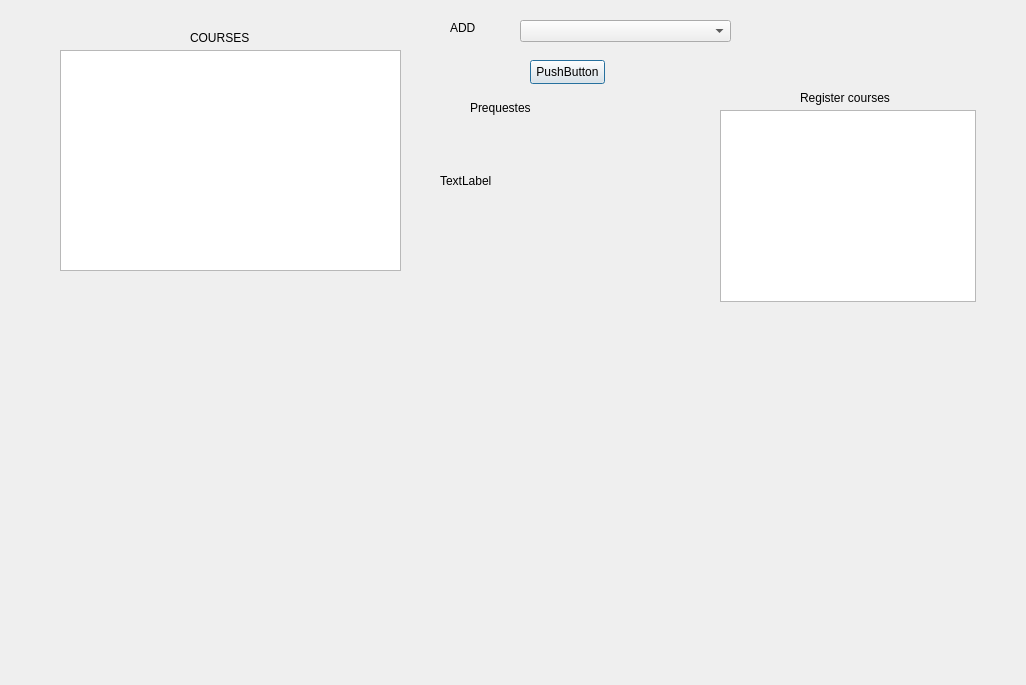
Qt form student_course_registration.ui (IOI-dot/UCMS) before a commit.
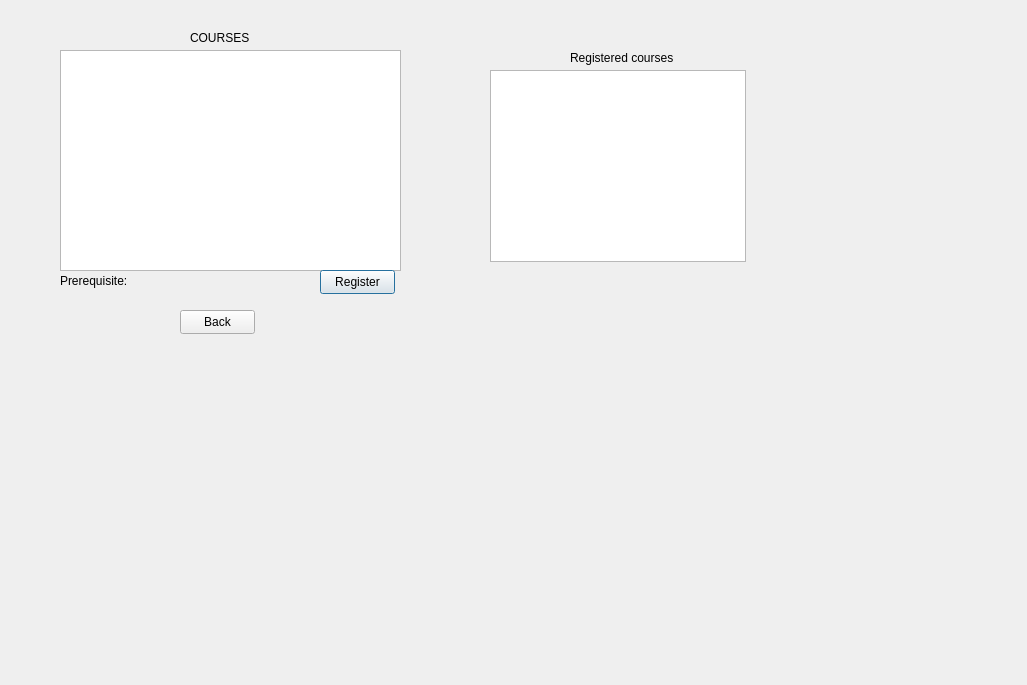
The same form after that commit.

```diff
--- a/student_course_registration.ui
+++ b/student_course_registration.ui
@@ -6,7 +6,7 @@
    <rect>
     <x>0</x>
     <y>0</y>
-    <width>1026</width>
+    <width>1027</width>
     <height>685</height>
    </rect>
   </property>
@@ -23,27 +23,17 @@
     </rect>
    </property>
   </widget>
-  <widget class="QComboBox" name="combo">
+  <widget class="QPushButton" name="register_2">
    <property name="geometry">
     <rect>
-     <x>520</x>
-     <y>20</y>
-     <width>211</width>
-     <height>22</height>
-    </rect>
-   </property>
-  </widget>
-  <widget class="QPushButton" name="PushADD">
-   <property name="geometry">
-    <rect>
-     <x>530</x>
-     <y>60</y>
+     <x>320</x>
+     <y>270</y>
      <width>75</width>
      <height>24</height>
     </rect>
    </property>
    <property name="text">
-    <string>PushButton</string>
+    <string>Register</string>
    </property>
   </widget>
   <widget class="QLabel" name="label">
@@ -62,63 +52,50 @@
   <widget class="QLabel" name="prequesetes">
    <property name="geometry">
     <rect>
-     <x>440</x>
-     <y>140</y>
+     <x>60</x>
+     <y>240</y>
      <width>231</width>
      <height>81</height>
     </rect>
    </property>
    <property name="text">
-    <string>TextLabel</string>
-   </property>
-  </widget>
-  <widget class="QLabel" name="label_2">
-   <property name="geometry">
-    <rect>
-     <x>450</x>
-     <y>20</y>
-     <width>49</width>
-     <height>16</height>
-    </rect>
-   </property>
-   <property name="text">
-    <string>ADD</string>
+    <string>Prerequisite:</string>
    </property>
   </widget>
   <widget class="QListWidget" name="Registrationlist">
    <property name="geometry">
     <rect>
-     <x>720</x>
-     <y>110</y>
+     <x>490</x>
+     <y>70</y>
      <width>256</width>
      <height>192</height>
     </rect>
    </property>
   </widget>
-  <widget class="QLabel" name="label_3">
-   <property name="geometry">
-    <rect>
-     <x>470</x>
-     <y>100</y>
-     <width>121</width>
-     <height>16</height>
-    </rect>
-   </property>
-   <property name="text">
-    <string>Prequestes</string>
-   </property>
-  </widget>
   <widget class="QLabel" name="label_4">
    <property name="geometry">
     <rect>
-     <x>800</x>
-     <y>90</y>
+     <x>570</x>
+     <y>50</y>
      <width>131</width>
      <height>16</height>
     </rect>
    </property>
    <property name="text">
-    <string>Register courses</string>
+    <string>Registered courses</string>
+   </property>
+  </widget>
+  <widget class="QPushButton" name="Back">
+   <property name="geometry">
+    <rect>
+     <x>180</x>
+     <y>310</y>
+     <width>75</width>
+     <height>24</height>
+    </rect>
+   </property>
+   <property name="text">
+    <string>Back</string>
    </property>
   </widget>
  </widget>
```
